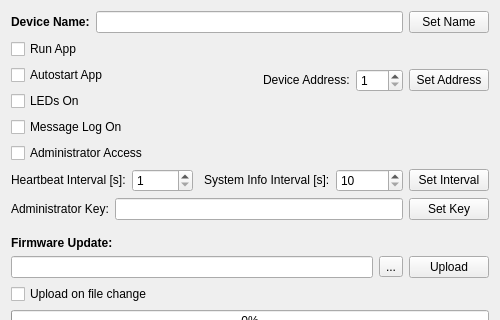
Old version of the form pc/BusConfigurator/busManager/settingsWidget.ui in the repository ChristianMarty/RoomBus; both pictures show x 0 to 500 and y 0 to 320 of the 500 by 505 pixel window.
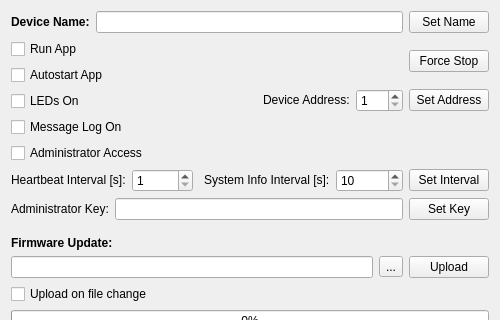
New version of the form.

What changed in the file:
```diff
--- a/pc/BusConfigurator/busManager/settingsWidget.ui
+++ b/pc/BusConfigurator/busManager/settingsWidget.ui
@@ -108,6 +108,30 @@
        </item>
        <item>
         <layout class="QVBoxLayout" name="verticalLayout_3">
+         <item>
+          <layout class="QHBoxLayout" name="horizontalLayout_10">
+           <item>
+            <spacer name="horizontalSpacer_5">
+             <property name="orientation">
+              <enum>Qt::Horizontal</enum>
+             </property>
+             <property name="sizeHint" stdset="0">
+              <size>
+               <width>40</width>
+               <height>20</height>
+              </size>
+             </property>
+            </spacer>
+           </item>
+           <item>
+            <widget class="QPushButton" name="pushButton_forceStop">
+             <property name="text">
+              <string>Force Stop</string>
+             </property>
+            </widget>
+           </item>
+          </layout>
+         </item>
          <item>
           <layout class="QHBoxLayout" name="horizontalLayout_2">
            <item>
```
